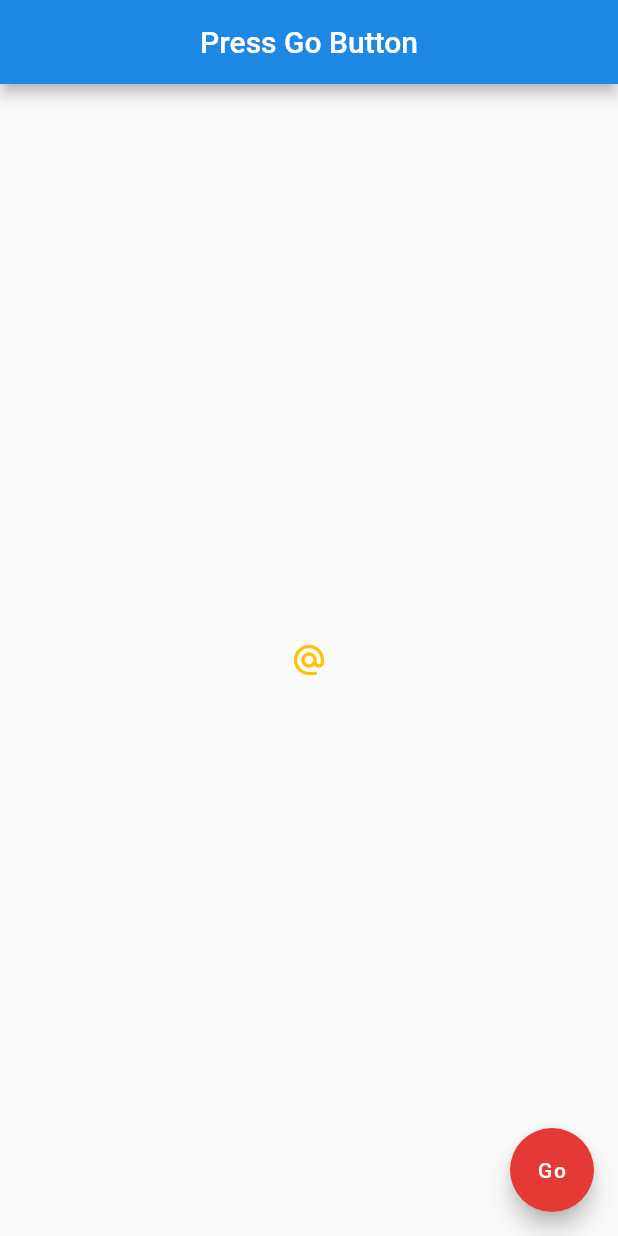
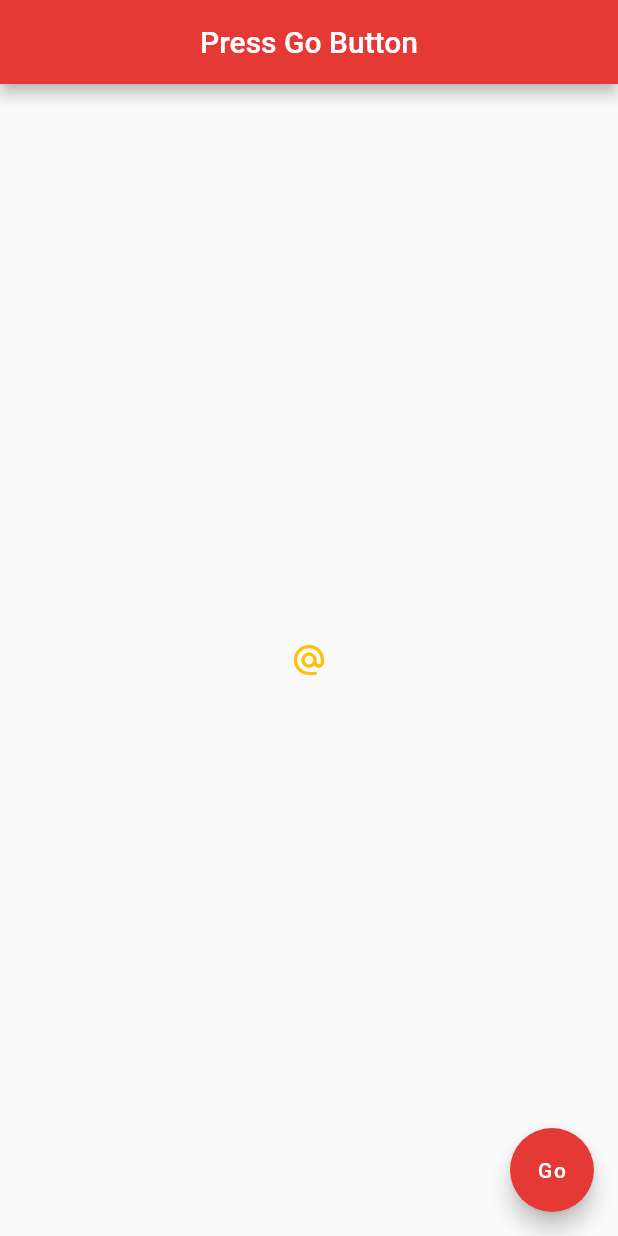
Before and after one commit to Com-Security/go_app, a Flutter app: the screen it shows after launch, on a phone screen of 412 x 824 dp. Run offline on Flutter 3.47's test engine with Material 2 defaults, Android fonts, the phone set to English and light mode, and no system bars; project files that could hold a hidden picture were left out.

Commit message:
First commit

```diff
--- a/lib/main.dart
+++ b/lib/main.dart
@@ -11,7 +11,7 @@ class Home extends StatelessWidget {
       appBar: AppBar(
         title: Text("Press Go Button"),
         centerTitle: true,
-        backgroundColor: Colors.blue[600],
+        backgroundColor: Colors.red[600],
       ),
       body: Center(
           child: IconButton(
```
